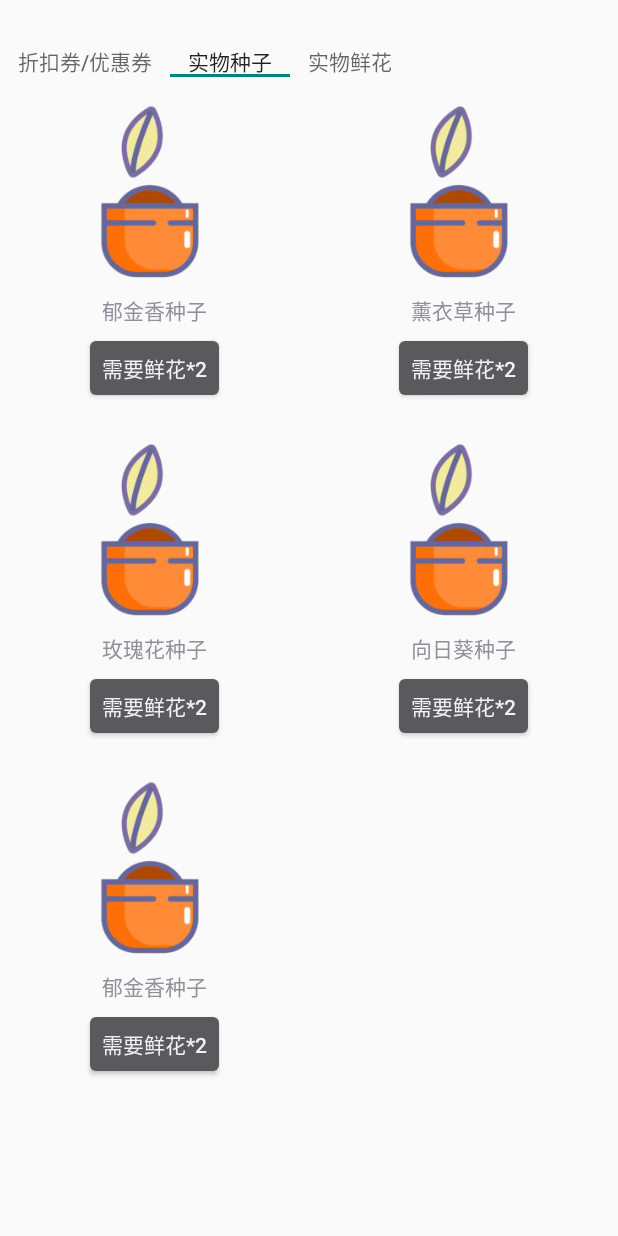
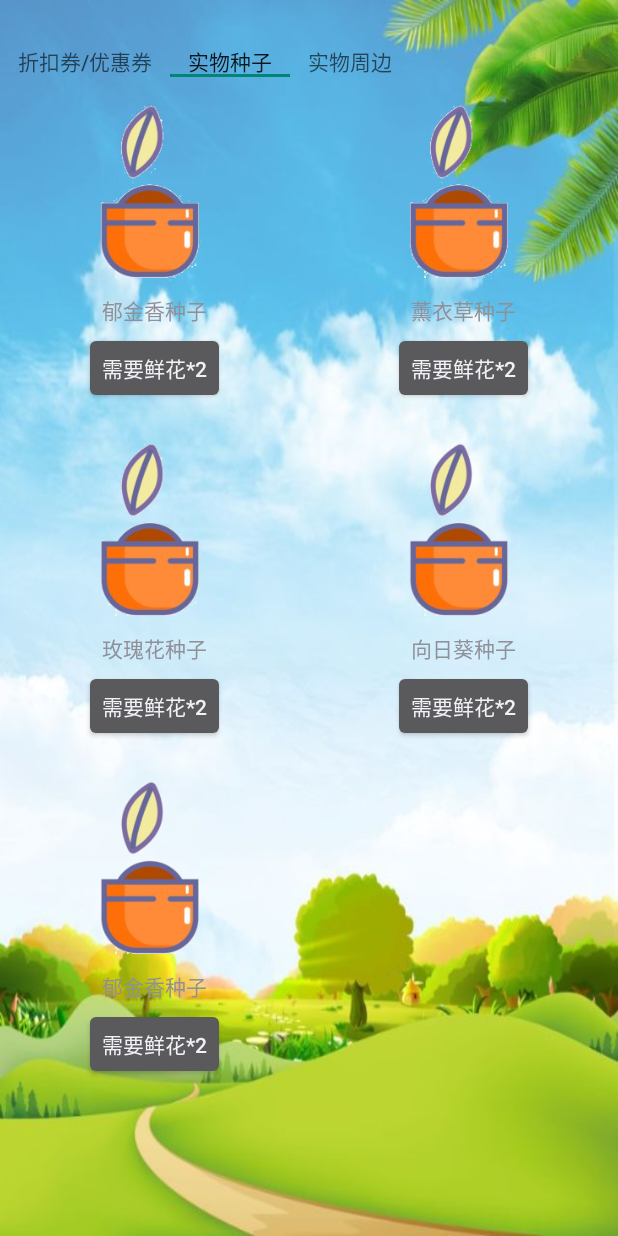
Before and after one commit to kirito0206/SubwayGame, an Android app: the DiscountFragment screen opened directly, with no data from a screen before it, tab 2 chosen, on a phone screen of 412 x 824 dp. Run offline under Robolectric (Android 15) with nearby library versions, the light colour scheme and no system bars; libraries missing offline, so code that uses them is left out: org.litepal; pictures from the network do not load.

Commit message:
图标更换

```diff
--- a/app/src/main/java/com/example/subwaygame/activity/ExchangeActivity.kt
+++ b/app/src/main/java/com/example/subwaygame/activity/ExchangeActivity.kt
@@ -70,7 +70,7 @@ class ExchangeActivity : AppCompatActivity() {
                     when(position){
                         0->tab.text = "折扣券/优惠券"
                         1->tab.text = "实物种子"
-                        2->tab.text = "实物鲜花"
+                        2->tab.text = "实物周边"
                     }
                 }
         ).attach()
--- a/app/src/main/java/com/example/subwaygame/fragment/DiscountFragment.kt
+++ b/app/src/main/java/com/example/subwaygame/fragment/DiscountFragment.kt
@@ -20,7 +20,7 @@ class DiscountFragment : Fragment() {
         var giftList = ArrayList<Gift>()
         giftList.add(Gift(R.drawable.water,"地铁出行八折券","需要鲜花*1"))
         giftList.add(Gift(R.drawable.water,"快车出行八折券","需要鲜花*1"))
-        giftList.add(Gift(R.drawable.water,"KFC八折券","需要鲜花*1"))
+        giftList.add(Gift(R.drawable.water,"共享单车八折券","需要鲜花*1"))
         giftList.add(Gift(R.drawable.water,"金拱门八折券","需要鲜花*1"))
         giftList.add(Gift(R.drawable.water,"星巴克八折券","需要鲜花*1"))
         view.grid_view.adapter = GiftGridAdapter(MyApplication.getContext(),giftList)
--- a/app/src/main/java/com/example/subwaygame/fragment/FlowerFragment.kt
+++ b/app/src/main/java/com/example/subwaygame/fragment/FlowerFragment.kt
@@ -18,8 +18,8 @@ class FlowerFragment : Fragment() {
 
         val view = inflater!!.inflate(R.layout.fragment_item, container, false)
         var giftList = ArrayList<Gift>()
-        giftList.add(Gift(R.drawable.one_6,"玫瑰花","需要鲜花*3"))
-        giftList.add(Gift(R.drawable.one_6,"郁金香","需要鲜花*3"))
+        giftList.add(Gift(R.drawable.one_6,"地铁纪念钥匙扣","需要鲜花*3"))
+        giftList.add(Gift(R.drawable.one_6,"地铁纪念U盘","需要鲜花*5"))
         giftList.add(Gift(R.drawable.one_6,"百合花","需要鲜花*3"))
         giftList.add(Gift(R.drawable.one_6,"海棠花","需要鲜花*3"))
         giftList.add(Gift(R.drawable.one_6,"水仙花","需要鲜花*3"))
--- a/app/src/main/res/layout/activity_bag.xml
+++ b/app/src/main/res/layout/activity_bag.xml
@@ -5,7 +5,7 @@
     xmlns:tools="http://schemas.android.com/tools"
     android:layout_width="match_parent"
     android:layout_height="match_parent"
-    android:background="@drawable/collect"
+    android:background="@drawable/bg2"
     tools:context=".activity.BagActivity">
 
     <GridView
--- a/app/src/main/res/layout/activity_collect.xml
+++ b/app/src/main/res/layout/activity_collect.xml
@@ -5,7 +5,7 @@
     xmlns:tools="http://schemas.android.com/tools"
     android:layout_width="match_parent"
     android:layout_height="match_parent"
-    android:background="@drawable/collect"
+    android:background="@drawable/bg2"
     android:id="@+id/collect_game"
     tools:context=".activity.CollectActivity">
 
--- a/app/src/main/res/layout/activity_exchange.xml
+++ b/app/src/main/res/layout/activity_exchange.xml
@@ -6,6 +6,7 @@
     android:orientation="vertical"
     android:layout_width="match_parent"
     android:layout_height="match_parent"
+    android:background="@drawable/bg"
     tools:context=".activity.ExchangeActivity">
 
     <com.google.android.material.tabs.TabLayout
--- a/app/src/main/res/layout/activity_main.xml
+++ b/app/src/main/res/layout/activity_main.xml
@@ -99,7 +99,7 @@
         app:maxImageSize="40dp"
         app:layout_constraintTop_toBottomOf="@id/question_button"
         app:layout_constraintRight_toRightOf="parent"
-        android:src="@drawable/loosen"/>
+        android:src="@drawable/collect"/>
 
     <com.google.android.material.floatingactionbutton.FloatingActionButton
         android:id="@+id/exchange_button"
@@ -113,7 +113,7 @@
         app:maxImageSize="40dp"
         app:layout_constraintTop_toBottomOf="@id/collect_button"
         app:layout_constraintRight_toRightOf="parent"
-        android:src="@drawable/achievement"/>
+        android:src="@drawable/exchange"/>
 
     <com.google.android.material.floatingactionbutton.FloatingActionButton
         android:id="@+id/bag_button"
```
Also changed, not shown: app/src/main/res/drawable/bg2.jpg (renamed from app/src/main/res/drawable/collect.jpg), app/src/main/res/drawable/collect.png (added), app/src/main/res/drawable/cut.png, app/src/main/res/drawable/exchange.png (added), app/src/main/res/drawable/fertilize.png, app/src/main/res/drawable/water.png.
